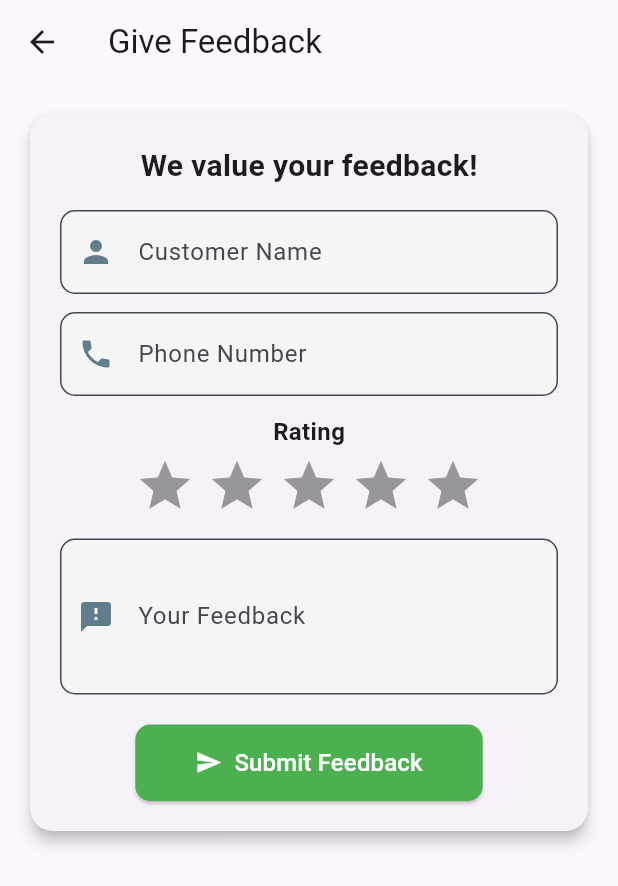
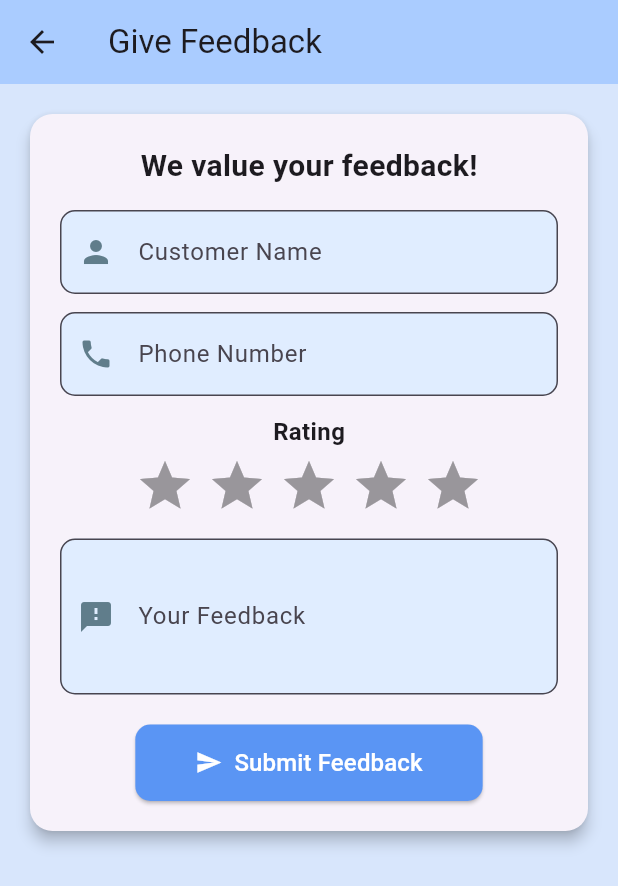
Before and after one commit to asifihsan/fd_mobile, a Flutter app: the screen it shows after launch, after a tap on "Give Feedback", on a phone screen of 412 x 824 dp. Shown: the top 886 px of the screen. Run offline on Flutter 3.47's test engine with Material 3 defaults, Android fonts, the phone set to English and light mode, and no system bars; drawn by our look-alikes of flutter_rating_bar; our stand-ins replace fl_chart; network calls fail.

Commit message:
Updated Ui

```diff
--- a/lib/app.dart
+++ b/lib/app.dart
@@ -13,7 +13,7 @@ class App extends StatelessWidget {
       home: SafeArea(
         child:Scaffold(
           appBar: AppBar(
-            backgroundColor: Colors.amber,
+            backgroundColor:  const Color.fromARGB(255, 170, 204, 255),
             title: Align(
               alignment: Alignment.centerLeft,
               child: Text("Feedback Hub")),
--- a/lib/screens/feedback_form_screen.dart
+++ b/lib/screens/feedback_form_screen.dart
@@ -87,7 +87,9 @@ class _FeedbackFormScreenState extends State<FeedbackFormScreen> {
   @override
   Widget build(BuildContext context) {
     return Scaffold(
-      appBar: AppBar(title: const Text("Give Feedback")),
+      appBar: AppBar(title: const Text("Give Feedback"),
+      backgroundColor:  const Color.fromARGB(255, 170, 204, 255),),
+      backgroundColor:  const Color.fromARGB(255, 216, 230, 252),
       body: SingleChildScrollView(
         padding: const EdgeInsets.all(16.0),
         child: Center(
@@ -137,7 +139,7 @@ class _FeedbackFormScreenState extends State<FeedbackFormScreen> {
                             icon: const Icon(Icons.send, color: Colors.white),
                             label: const Text("Submit Feedback", style: TextStyle(fontSize: 16, color: Colors.white)),
                             style: ElevatedButton.styleFrom(
-                              backgroundColor: Colors.green,
+                              backgroundColor:  const Color.fromARGB(255, 90, 149, 244),
                               padding: const EdgeInsets.symmetric(horizontal: 40, vertical: 14),
                               shape: RoundedRectangleBorder(borderRadius: BorderRadius.circular(10)),
                             ),
@@ -157,7 +159,7 @@ class _FeedbackFormScreenState extends State<FeedbackFormScreen> {
       labelText: label,
       prefixIcon: Icon(icon, color: Colors.blueGrey),
       filled: true,
-      fillColor: Colors.grey[100],
+      fillColor:  const Color.fromARGB(255, 224, 237, 255),
       border: OutlineInputBorder(borderRadius: BorderRadius.circular(10)),
       focusedBorder: OutlineInputBorder(
         borderSide: const BorderSide(color: Colors.blue, width: 2),
--- a/lib/screens/home_screen.dart
+++ b/lib/screens/home_screen.dart
@@ -61,7 +61,7 @@ class _HomeScreenState extends State<HomeScreen> {
   @override
   Widget build(BuildContext context) {
     return Scaffold(
-      backgroundColor: Colors.grey[300],
+      backgroundColor: const Color.fromARGB(255, 216, 230, 252),
       body: Column(
         children: [
           const Padding(
```
